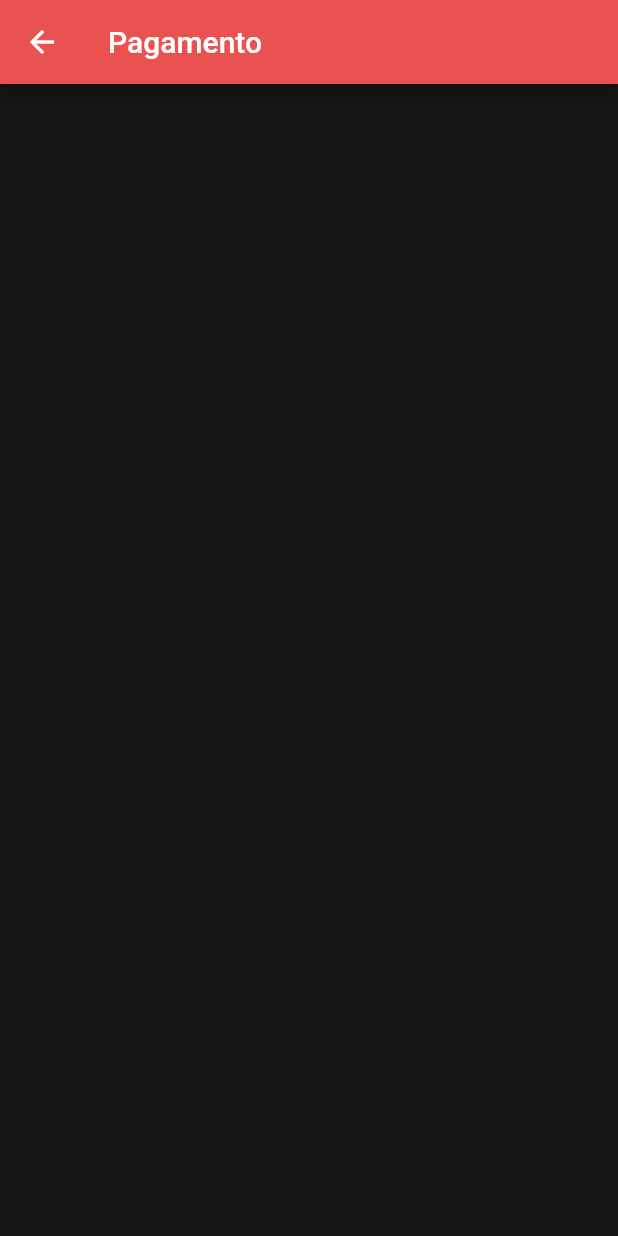
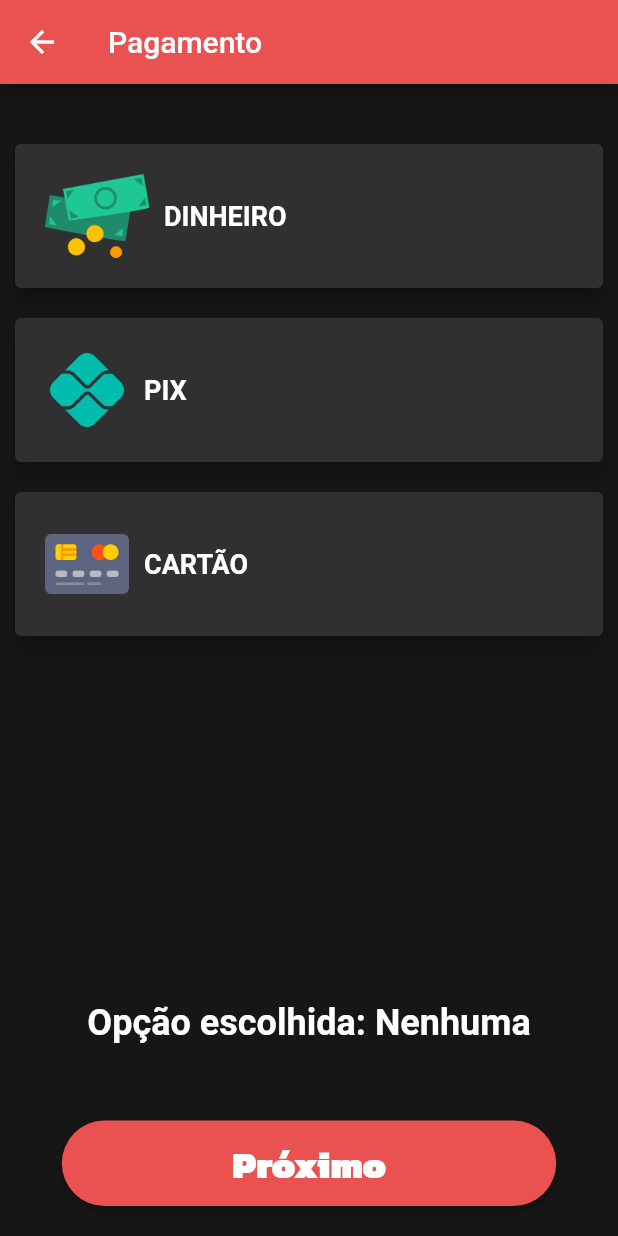
Before and after one commit to AlexCohenDambros/TapTake-Flutter, a Flutter app: the Payment screen opened directly, on a phone screen of 412 x 824 dp. Run offline on Flutter 3.47's test engine with Material 2 defaults, Android fonts, the phone set to English and light mode, and no system bars; our stand-ins replace flutter_rating_bar, image_picker; missing offline and left inert: flutter_calendar_widget.

Commit message:
added payment screen

```diff
--- a/lib/Screens/Payment/payment.dart
+++ b/lib/Screens/Payment/payment.dart
@@ -1,16 +1,119 @@
 import 'package:flutter/material.dart';
+import 'package:tap_take/components_main/rounded_button.dart';
 import 'package:tap_take/constants.dart';
 
-class Payment extends StatelessWidget {
+class Payment extends StatefulWidget {
   const Payment({Key? key}) : super(key: key);
 
   @override
+  PaymentState createState() => PaymentState();
+}
+
+class PaymentState extends State<Payment> {
+// ignore: unused_field
+  final List<Map<String, dynamic>> _allFormsPayment = [
+    {
+      "id": 1,
+      "name": "DINHEIRO",
+      "image": "assets/images/dinheiroPayment.png",
+    },
+    {
+      "id": 2,
+      "name": "PIX",
+      "image": "assets/images/pixPayment.png",
+    },
+    {
+      "id": 3,
+      "name": "CARTÃO",
+      "image": "assets/images/cartaoPayment.png",
+    },
+  ];
+
+  late String selectedPayment = "Nenhuma";
+  @override
   Widget build(BuildContext context) {
+    Size size = MediaQuery.of(context).size;
     return Scaffold(
-        appBar: AppBar(
-          title: const Text("Pagamento"),
-          backgroundColor: kPrimaryColor,
+      appBar: AppBar(
+        title: const Text("Pagamento"),
+        backgroundColor: kPrimaryColor,
+      ),
+      body: Padding(
+        padding: const EdgeInsets.all(10),
+        child: Column(
+          children: [
+            const SizedBox(
+              height: 20,
+            ),
+            Expanded(
+              child: _allFormsPayment.isNotEmpty
+                  ? ListView.builder(
+                      itemCount: _allFormsPayment.length,
+                      itemBuilder: (context, index) => Card(
+                        key: ValueKey(_allFormsPayment[index]["id"]),
+                        color: Colors.grey[850],
+                        elevation: 5,
+                        margin: const EdgeInsets.symmetric(vertical: 10),
+                        child: ListTile(
+                          contentPadding: const EdgeInsets.all(20),
+                          horizontalTitleGap: 10,
+                          minVerticalPadding: 10,
+                          onTap: () {
+                            setState(() {
+                              selectedPayment = _allFormsPayment[index]['name'];
+                            });
+                          },
+                          leading:
+                              Image.asset(_allFormsPayment[index]['image']),
+                          title: Text(
+                            _allFormsPayment[index]['name'],
+                            style: const TextStyle(
+                                fontSize: 18,
+                                color: Colors.white,
+                                fontWeight: FontWeight.bold),
+                          ),
+                        ),
+                      ),
+                    )
+                  : const Text(
+                      'Nenhuma forma de pagamento foi encontrado!',
+                      style: TextStyle(
+                          fontSize: 24,
+                          color: Colors.white,
+                          fontWeight: FontWeight.bold),
+                      textAlign: TextAlign.center,
+                    ),
+            ),
+            SizedBox(height: size.height * 0.05),
+            Text(
+              // ignore: unnecessary_brace_in_string_interps
+              "Opção escolhida: ${selectedPayment}",
+              style: const TextStyle(
+                  fontSize: 24,
+                  color: Colors.white,
+                  fontWeight: FontWeight.bold),
+              textAlign: TextAlign.center,
+            ),
+            SizedBox(height: size.height * 0.05),
+            RoundedButton(
+              text: "Próximo",
+              press: () {
+                Navigator.push(
+                  context,
+                  PageRouteBuilder(
+                    pageBuilder: (context, animation, secondaryAnimation) =>
+                        const Payment(),
+                    transitionDuration: Duration.zero,
+                    reverseTransitionDuration: Duration.zero,
+                  ),
+                );
+              },
+              color: kPrimaryColor,
+              textColor: Colors.white,
+            ),
+          ],
         ),
-        body: Container());
+      ),
+    );
   }
 }
```
Also changed, not shown: assets/images/cartaoPayment.png (added), assets/images/dinheiroPayment.png (added), assets/images/pixPayment.png (added).
